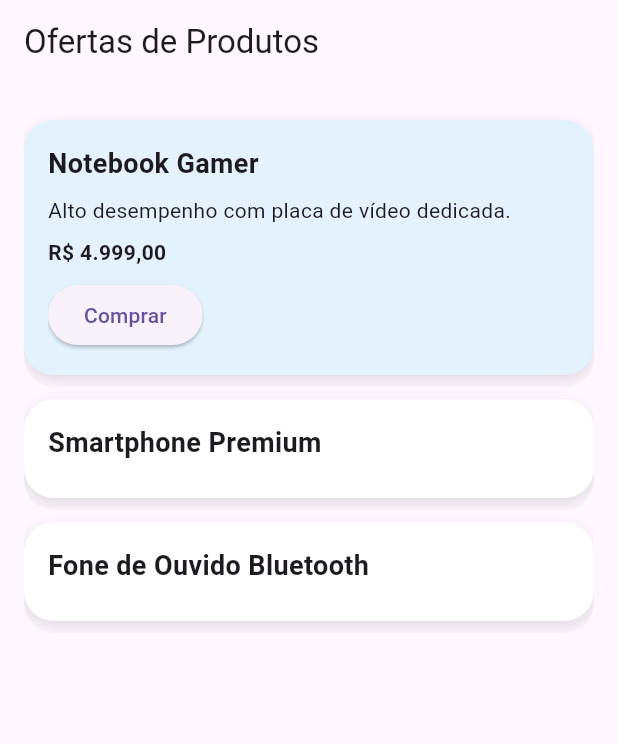
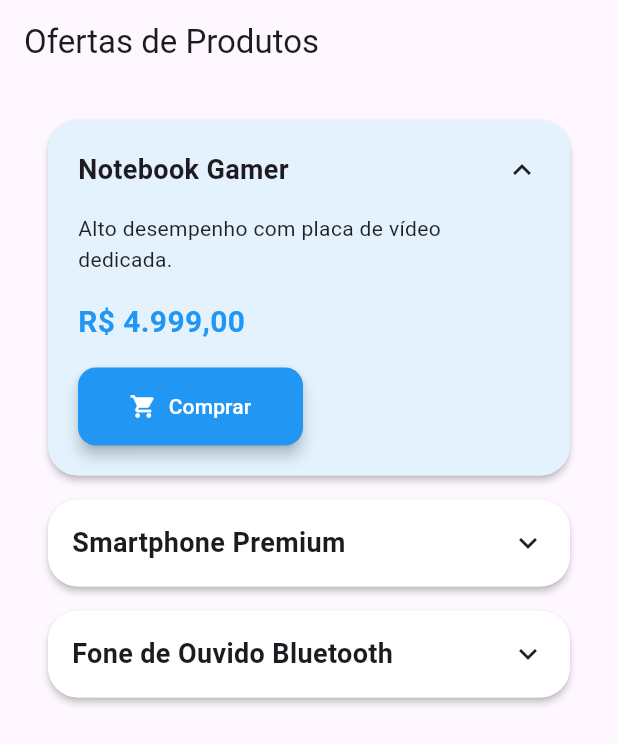
Before and after one commit to Jaaum32/mobatv02, a Flutter app: the screen it shows after launch, after a tap on "Notebook Gamer", on a phone screen of 412 x 824 dp. Shown: the top 744 px of the screen. Run offline on Flutter 3.47's test engine with Material 3 defaults, Android fonts, the phone set to English and light mode, and no system bars.

Commit message:
Refatoração: Aprimorar item de produto expansível com animações suaves e feedback tátil Refatorado o ExpandableProductItem para usar AnimationController, proporcionando animações mais suaves de expansão/contração.
Adicionada animação de elevação e feedback tátil ao tocar no item.

Implementado AnimatedBuilder e AnimatedSize para atualizações dinâmicas da interface.

Estilização do botão aprimorada e ícone de carrinho de compras adicionado.

Incluído um snackbar de confirmação de compra.

Atualizada a descrição do projeto e adicionados exemplos de uso com capturas de tela no README.md.

Adicionada gestão de recursos utilizando dispose().

Exemplo com capturas de tela incluído.

Descrição do pubspec.yaml atualizada.

```diff
--- a/lib/widgets/expandable_product_item.dart
+++ b/lib/widgets/expandable_product_item.dart
@@ -1,7 +1,15 @@
 import 'package:flutter/material.dart';
+import 'package:flutter/services.dart';
 
 /// Widget que representa um item de produto expansível
 /// Implementa animação suave ao expandir/recolher e exibe detalhes do produto
+///
+/// Características:
+/// - Animação suave de expansão/contração
+/// - Feedback tátil ao tocar
+/// - Animação de elevação
+/// - Design responsivo
+/// - Gerenciamento adequado de recursos
 class ExpandableProductItem extends StatefulWidget {
   final String title;
   final String description;
@@ -18,67 +26,156 @@ class ExpandableProductItem extends StatefulWidget {
   State<ExpandableProductItem> createState() => _ExpandableProductItemState();
 }
 
-class _ExpandableProductItemState extends State<ExpandableProductItem> {
-  // Controla o estado de expansão do item
+class _ExpandableProductItemState extends State<ExpandableProductItem>
+    with SingleTickerProviderStateMixin {
   bool _expanded = false;
+  late final AnimationController _controller;
+  late final Animation<double> _elevationAnimation;
+
+  @override
+  void initState() {
+    super.initState();
+    _controller = AnimationController(
+      duration: const Duration(milliseconds: 400),
+      vsync: this,
+    );
+
+    _elevationAnimation = Tween<double>(
+      begin: 2,
+      end: 8,
+    ).animate(CurvedAnimation(parent: _controller, curve: Curves.easeOutCubic));
+  }
+
+  @override
+  void dispose() {
+    _controller.dispose();
+    super.dispose();
+  }
+
+  void _showPurchaseConfirmation() {
+    ScaffoldMessenger.of(context).showSnackBar(
+      SnackBar(
+        content: const Text('Item adicionado ao carrinho!'),
+        behavior: SnackBarBehavior.floating,
+        action: SnackBarAction(label: 'OK', onPressed: () {}),
+      ),
+    );
+  }
 
   @override
   Widget build(BuildContext context) {
-    return GestureDetector(
-      // Alterna o estado de expansão ao tocar
-      onTap: () => setState(() => _expanded = !_expanded),
-      child: ClipRRect(
-        // Aplica bordas arredondadas com animação
+    return Card(
+      margin: const EdgeInsets.symmetric(vertical: 8, horizontal: 16),
+      elevation: _elevationAnimation.value,
+      shape: RoundedRectangleBorder(borderRadius: BorderRadius.circular(20)),
+      child: InkWell(
         borderRadius: BorderRadius.circular(20),
-        child: AnimatedContainer(
-          // Anima mudanças de tamanho e cor com duração de 500ms
-          duration: const Duration(milliseconds: 500),
-          curve: Curves.easeInOut,
-          margin: const EdgeInsets.symmetric(vertical: 8),
-          padding: const EdgeInsets.all(16),
+        onTap: () async {
+          await HapticFeedback.selectionClick();
+          setState(() => _expanded = !_expanded);
+          if (_expanded) {
+            _controller.forward();
+          } else {
+            _controller.reverse();
+          }
+        },
+        child: AnimatedBuilder(
+          animation: _controller,
+          builder:
+              (context, child) => Container(
+                padding: EdgeInsets.lerp(
+                  const EdgeInsets.all(16),
+                  const EdgeInsets.all(20),
+                  _controller.value,
+                ),
                 decoration: BoxDecoration(
-            // Muda a cor de fundo quando expandido
-            color: _expanded ? Colors.blue.shade50 : Colors.white,
+                  color: Color.lerp(
+                    Colors.white,
+                    Colors.blue.shade50,
+                    _controller.value,
+                  ),
                   borderRadius: BorderRadius.circular(20),
-            boxShadow: const [
-              BoxShadow(
-                blurRadius: 8,
-                color: Colors.black12,
-                offset: Offset(0, 4),
+                ),
+                child: Column(
+                  mainAxisSize: MainAxisSize.min,
+                  crossAxisAlignment: CrossAxisAlignment.start,
+                  children: [
+                    Row(
+                      children: [
+                        Expanded(
+                          child: Text(
+                            widget.title,
+                            style: const TextStyle(
+                              fontSize: 18,
+                              fontWeight: FontWeight.bold,
+                            ),
+                          ),
+                        ),
+                        RotationTransition(
+                          turns: Tween(begin: 0.0, end: 0.5).animate(
+                            CurvedAnimation(
+                              parent: _controller,
+                              curve: Curves.easeOutCubic,
+                              reverseCurve: Curves.easeInCubic,
+                            ),
+                          ),
+                          child: const Icon(Icons.expand_more),
                         ),
                       ],
                     ),
-          child: Column(
+                    AnimatedSize(
+                      duration: const Duration(milliseconds: 300),
+                      curve: Curves.easeInOut,
+                      child:
+                          _expanded
+                              ? Column(
                                 crossAxisAlignment: CrossAxisAlignment.start,
                                 children: [
+                                  const SizedBox(height: 16),
                                   Text(
-                widget.title,
-                style: const TextStyle(fontSize: 18, fontWeight: FontWeight.bold)
+                                    widget.description,
+                                    style: const TextStyle(
+                                      color: Colors.black87,
+                                      height: 1.5,
                                     ),
-              const SizedBox(height: 8),
-              // Animação de crossfade para mostrar/ocultar detalhes
-              AnimatedCrossFade(
-                firstChild: const SizedBox.shrink(),
-                secondChild: Column(
-                  crossAxisAlignment: CrossAxisAlignment.start,
-                  children: [
-                    Text(widget.description),
-                    const SizedBox(height: 8),
+                                  ),
+                                  const SizedBox(height: 16),
                                   Text(
                                     widget.price,
-                      style: const TextStyle(fontWeight: FontWeight.bold)
+                                    style: const TextStyle(
+                                      fontWeight: FontWeight.bold,
+                                      fontSize: 20,
+                                      color: Colors.blue,
                                     ),
-                    const SizedBox(height: 8),
-                    ElevatedButton(
-                      onPressed: () {},
-                      child: const Text('Comprar'),
+                                  ),
+                                  const SizedBox(height: 16),
+                                  SizedBox(
+                                    width: 150,
+                                    child: ElevatedButton.icon(
+                                      onPressed: _showPurchaseConfirmation,
+                                      icon: const Icon(Icons.shopping_cart),
+                                      label: const Text('Comprar'),
+                                      style: ElevatedButton.styleFrom(
+                                        backgroundColor: Colors.blue,
+                                        foregroundColor: Colors.white,
+                                        padding: const EdgeInsets.symmetric(
+                                          vertical: 16,
+                                        ),
+                                        shape: RoundedRectangleBorder(
+                                          borderRadius: BorderRadius.circular(
+                                            12,
+                                          ),
+                                        ),
+                                        elevation: 4,
+                                      ),
+                                    ),
+                                  ),
+                                ],
+                              )
+                              : const SizedBox(height: 0),
                     ),
                   ],
                 ),
-                crossFadeState: _expanded ? CrossFadeState.showSecond : CrossFadeState.showFirst,
-                duration: const Duration(milliseconds: 300),
-              ),
-            ],
               ),
         ),
       ),
--- a/pubspec.yaml
+++ b/pubspec.yaml
@@ -1,5 +1,5 @@
 name: mobatv02
-description: "A new Flutter project."
+description: "Aplicativo Flutter que demonstra a implementação de uma lista com itens expansíveis usando animações suaves e feedback visual."
 # The following line prevents the package from being accidentally published to
 # pub.dev using `flutter pub publish`. This is preferred for private packages.
 publish_to: 'none' # Remove this line if you wish to publish to pub.dev
```
Also changed, not shown: 3 other files. Lines whose indentation alone changed are shown as unchanged.
